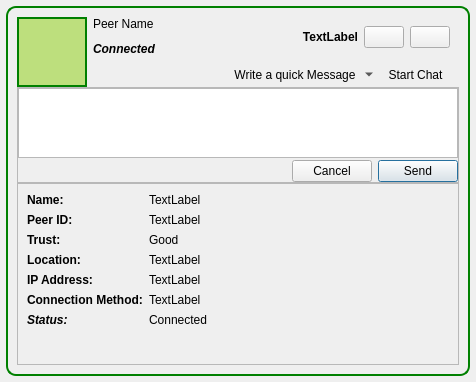
Above: retroshare-gui/src/gui/feeds/PeerItem.ui from RetroShare/RetroShare before the change. Below: the same form after it.
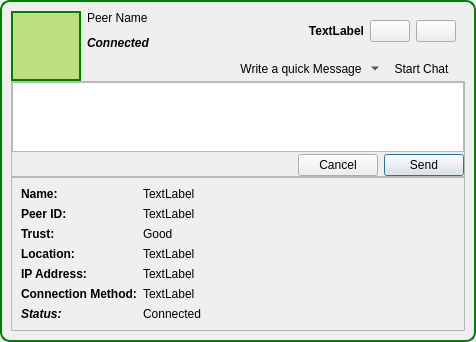
That is the form after the change. Icons and pictures are not drawn. Custom widgets are drawn as their Qt base class.

The edit to the form file:
```diff
--- a/retroshare-gui/src/gui/feeds/PeerItem.ui
+++ b/retroshare-gui/src/gui/feeds/PeerItem.ui
@@ -7,7 +7,7 @@
     <x>0</x>
     <y>0</y>
     <width>476</width>
-    <height>382</height>
+    <height>332</height>
    </rect>
   </property>
   <property name="windowTitle">
@@ -15,7 +15,7 @@
   </property>
   <layout class="QGridLayout">
    <property name="margin">
-    <number>6</number>
+    <number>0</number>
    </property>
    <item row="0" column="0">
     <widget class="QFrame" name="frame">
@@ -340,19 +340,6 @@
          <enum>QFrame::Raised</enum>
         </property>
         <layout class="QGridLayout">
-         <item row="1" column="0">
-          <spacer name="verticalSpacer">
-           <property name="orientation">
-            <enum>Qt::Vertical</enum>
-           </property>
-           <property name="sizeHint" stdset="0">
-            <size>
-             <width>200</width>
-             <height>78</height>
-            </size>
-           </property>
-          </spacer>
-         </item>
          <item row="0" column="0">
           <layout class="QHBoxLayout" name="horizontalLayout">
            <item>
```
